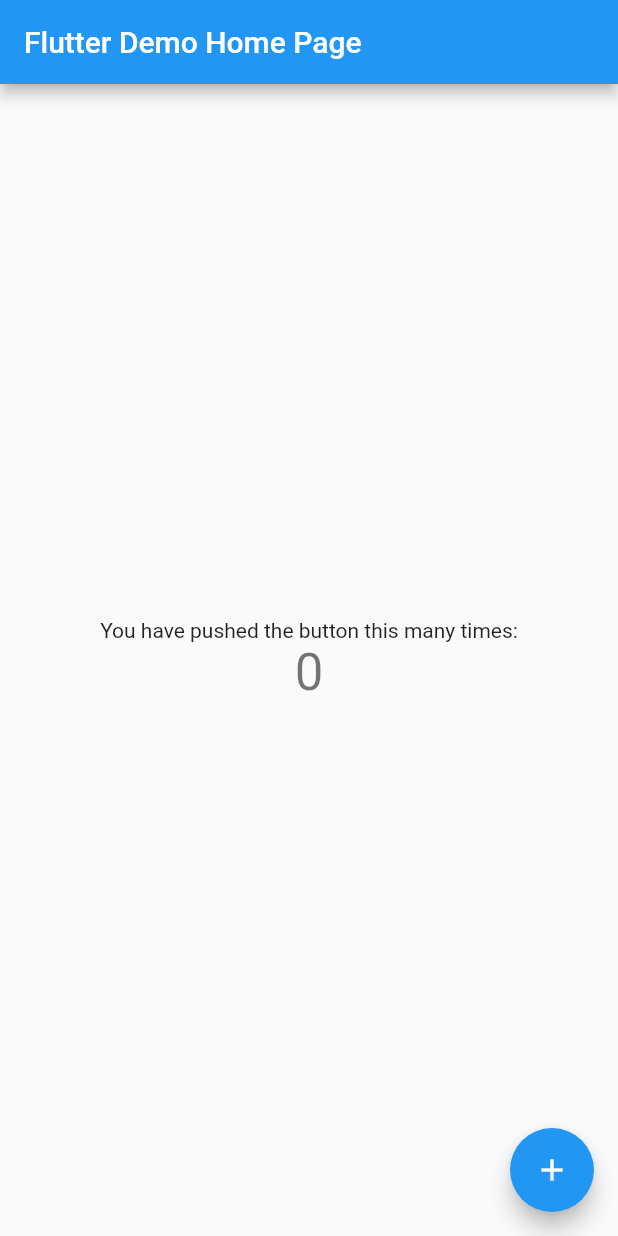
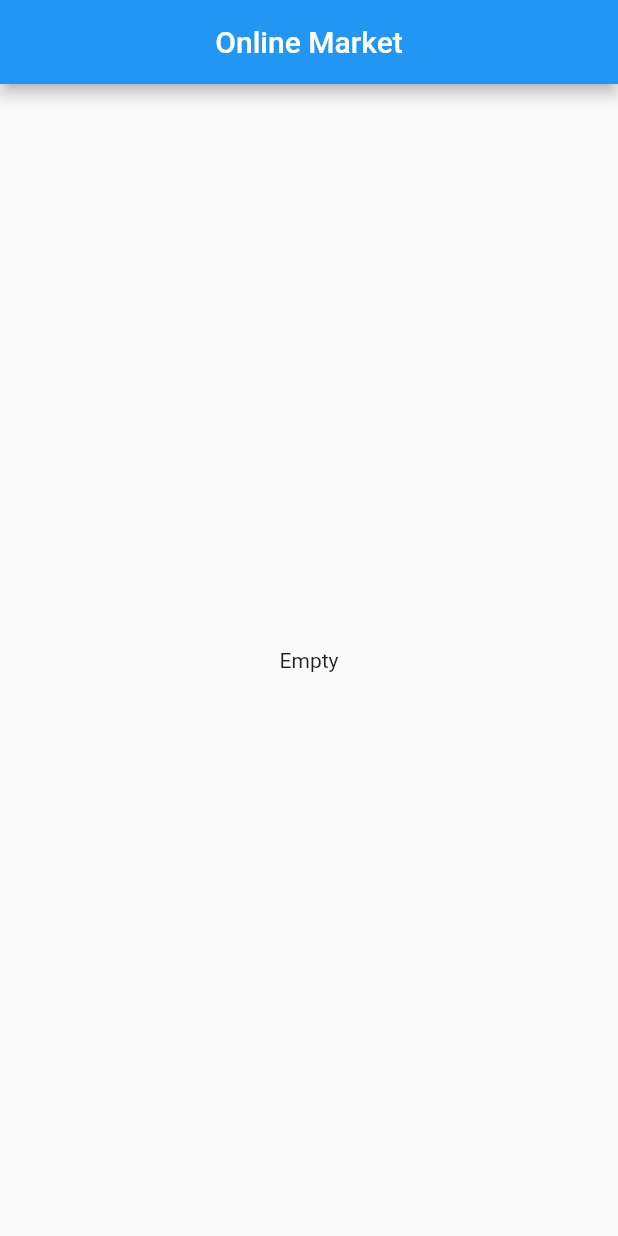
Before and after one commit to antoinebarbier022/app-marche-en-ligne, a Flutter app: the screen it shows after launch, on a phone screen of 412 x 824 dp. Run offline on Flutter 3.47's test engine with Material 2 defaults, Android fonts, the phone set to English and light mode, and no system bars; our stand-ins replace firebase_core; accounts and stored records are empty.

Commit message:
Init page Home

```diff
--- a/lib/main.dart
+++ b/lib/main.dart
@@ -1,5 +1,7 @@
 import 'package:firebase_core/firebase_core.dart';
 import 'package:flutter/material.dart';
+
+import 'view/pages/_pages.dart';
 
 void main() async {
   WidgetsFlutterBinding.ensureInitialized();
@@ -10,109 +12,15 @@
 class MyApp extends StatelessWidget {
   const MyApp({Key? key}) : super(key: key);
 
-  // This widget is the root of your application.
   @override
   Widget build(BuildContext context) {
     return MaterialApp(
-      title: 'Flutter Demo',
+      title: 'Online Market',
+      debugShowCheckedModeBanner: false,
       theme: ThemeData(
-        // This is the theme of your application.
-        //
-        // Try running your application with "flutter run". You'll see the
-        // application has a blue toolbar. Then, without quitting the app, try
-        // changing the primarySwatch below to Colors.green and then invoke
-        // "hot reload" (press "r" in the console where you ran "flutter run",
-        // or simply save your changes to "hot reload" in a Flutter IDE).
-        // Notice that the counter didn't reset back to zero; the application
-        // is not restarted.
         primarySwatch: Colors.blue,
       ),
-      home: const MyHomePage(title: 'Flutter Demo Home Page'),
+      home: const HomePage(title: 'Online Market'),
     );
   }
 }
-
-class MyHomePage extends StatefulWidget {
-  const MyHomePage({Key? key, required this.title}) : super(key: key);
-
-  // This widget is the home page of your application. It is stateful, meaning
-  // that it has a State object (defined below) that contains fields that affect
-  // how it looks.
-
-  // This class is the configuration for the state. It holds the values (in this
-  // case the title) provided by the parent (in this case the App widget) and
-  // used by the build method of the State. Fields in a Widget subclass are
-  // always marked "final".
-
-  final String title;
-
-  @override
-  State<MyHomePage> createState() => _MyHomePageState();
-}
-
-class _MyHomePageState extends State<MyHomePage> {
-  int _counter = 0;
-
-  void _incrementCounter() {
-    setState(() {
-      // This call to setState tells the Flutter framework that something has
-      // changed in this State, which causes it to rerun the build method below
-      // so that the display can reflect the updated values. If we changed
-      // _counter without calling setState(), then the build method would not be
-      // called again, and so nothing would appear to happen.
-      _counter++;
-    });
-  }
-
-  @override
-  Widget build(BuildContext context) {
-    // This method is rerun every time setState is called, for instance as done
-    // by the _incrementCounter method above.
-    //
-    // The Flutter framework has been optimized to make rerunning build methods
-    // fast, so that you can just rebuild anything that needs updating rather
-    // than having to individually change instances of widgets.
-    return Scaffold(
-      appBar: AppBar(
-        // Here we take the value from the MyHomePage object that was created by
-        // the App.build method, and use it to set our appbar title.
-        title: Text(widget.title),
-      ),
-      body: Center(
-        // Center is a layout widget. It takes a single child and positions it
-        // in the middle of the parent.
-        child: Column(
-          // Column is also a layout widget. It takes a list of children and
-          // arranges them vertically. By default, it sizes itself to fit its
-          // children horizontally, and tries to be as tall as its parent.
-          //
-          // Invoke "debug painting" (press "p" in the console, choose the
-          // "Toggle Debug Paint" action from the Flutter Inspector in Android
-          // Studio, or the "Toggle Debug Paint" command in Visual Studio Code)
-          // to see the wireframe for each widget.
-          //
-          // Column has various properties to control how it sizes itself and
-          // how it positions its children. Here we use mainAxisAlignment to
-          // center the children vertically; the main axis here is the vertical
-          // axis because Columns are vertical (the cross axis would be
-          // horizontal).
-          mainAxisAlignment: MainAxisAlignment.center,
-          children: <Widget>[
-            const Text(
-              'You have pushed the button this many times:',
-            ),
-            Text(
-              '$_counter',
-              style: Theme.of(context).textTheme.headline4,
-            ),
-          ],
-        ),
-      ),
-      floatingActionButton: FloatingActionButton(
-        onPressed: _incrementCounter,
-        tooltip: 'Increment',
-        child: const Icon(Icons.add),
-      ), // This trailing comma makes auto-formatting nicer for build methods.
-    );
-  }
-}
--- /dev/null
+++ b/lib/view/pages/_pages.dart
@@ -0,0 +1,4 @@
+// Ici on place les imports des pages
+import 'package:flutter/material.dart';
+
+part 'home_page.dart';
--- /dev/null
+++ b/lib/view/pages/home_page.dart
@@ -0,0 +1,32 @@
+part of '_pages.dart';
+
+class HomePage extends StatefulWidget {
+  const HomePage({Key? key, required this.title}) : super(key: key);
+
+  final String title;
+
+  @override
+  State<HomePage> createState() => _HomePageState();
+}
+
+class _HomePageState extends State<HomePage> {
+
+  @override
+  Widget build(BuildContext context) {
+    return Scaffold(
+      appBar: AppBar(
+        title: Center(child: Text(widget.title)),
+      ),
+      body: Center(
+        child: Column(
+          mainAxisAlignment: MainAxisAlignment.center,
+          children: const <Widget>[
+            Text(
+              'Empty',
+            ),
+          ],
+        ),
+      )
+    );
+  }
+}
--- a/lib/view/pages/pages.dart
+++ /dev/null
@@ -1 +0,0 @@
-// Ici on place les imports des pages
```
